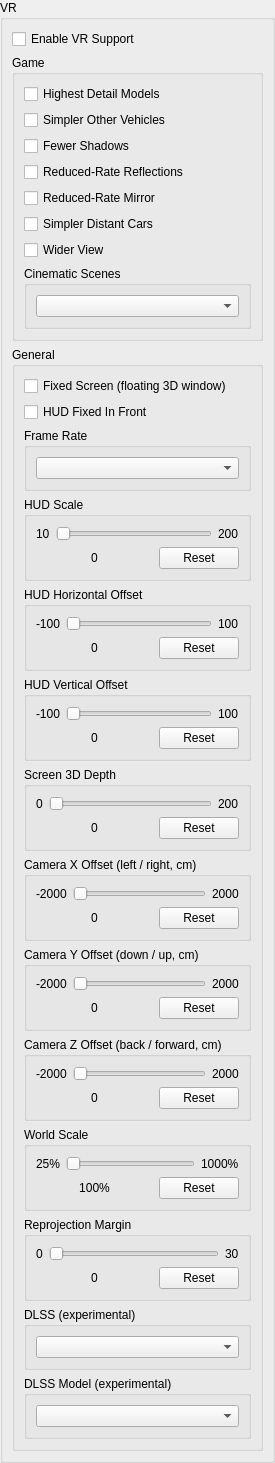
First picture: the form in rpcs3/rpcs3qt/vr_settings_widget.ui, repository hookmanuk/rpcs3, before the edit.
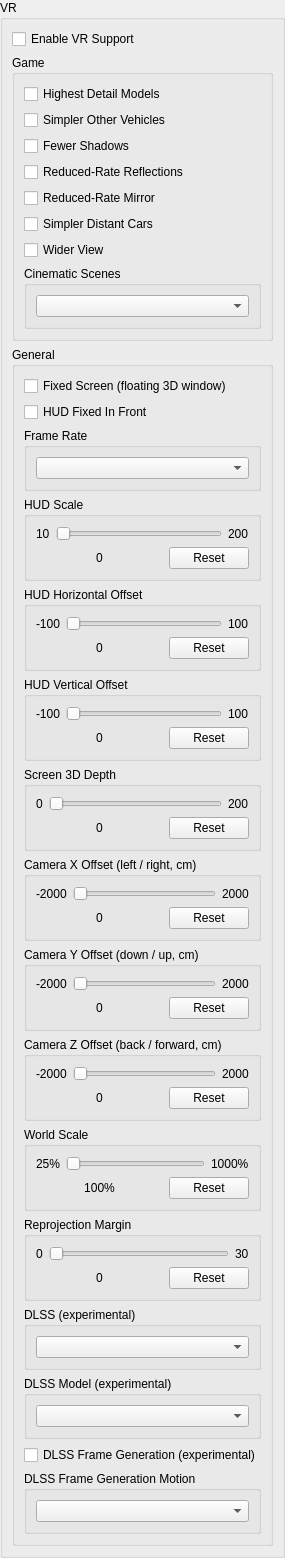
Second picture: the form after the edit.

Commit message: framegen: hybrid motion, settings, half rate; DLSS: no jitter for MotorStorm, input sanitising

```diff
--- a/rpcs3/rpcs3qt/vr_settings_widget.ui
+++ b/rpcs3/rpcs3qt/vr_settings_widget.ui
@@ -649,6 +649,25 @@
            </layout>
           </widget>
          </item>
+         <item>
+          <widget class="QCheckBox" name="vrFrameGeneration">
+           <property name="text">
+            <string>DLSS Frame Generation (experimental)</string>
+           </property>
+          </widget>
+         </item>
+         <item>
+          <widget class="QGroupBox" name="gb_vrFrameGenMotion">
+           <property name="title">
+            <string>DLSS Frame Generation Motion</string>
+           </property>
+           <layout class="QVBoxLayout" name="gb_vrFrameGenMotion_layout">
+            <item>
+             <widget class="QComboBox" name="vrFrameGenMotion"/>
+            </item>
+           </layout>
+          </widget>
+         </item>
            </layout>
           </widget>
          </item>
```
The commit also changes 19 other files.
